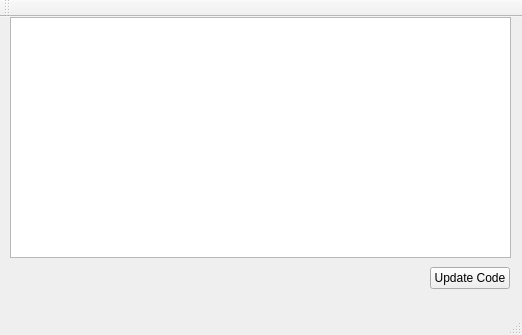
First picture: the form in tools/rpi_updater/mainwindow.ui, repository lpares12/IPoL, before the edit.
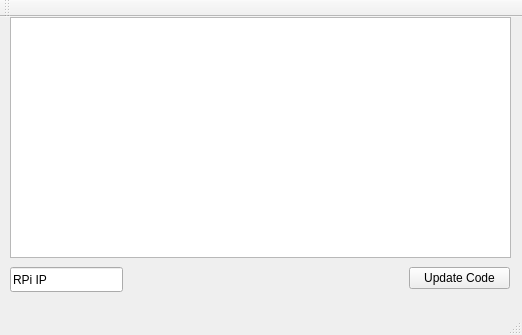
Second picture: the form after the edit. Icons and pictures are not drawn.

Commit message: rpi_updater - Added IP text field + fixed some bugs. Added release.

```diff
--- a/tools/rpi_updater/mainwindow.ui
+++ b/tools/rpi_updater/mainwindow.ui
@@ -10,6 +10,18 @@
     <height>335</height>
    </rect>
   </property>
+  <property name="minimumSize">
+   <size>
+    <width>522</width>
+    <height>335</height>
+   </size>
+  </property>
+  <property name="maximumSize">
+   <size>
+    <width>522</width>
+    <height>335</height>
+   </size>
+  </property>
   <property name="windowTitle">
    <string>MainWindow</string>
   </property>
@@ -27,9 +39,9 @@
    <widget class="QPushButton" name="updateBtn_">
     <property name="geometry">
      <rect>
-      <x>430</x>
+      <x>409</x>
       <y>250</y>
-      <width>80</width>
+      <width>101</width>
       <height>22</height>
      </rect>
     </property>
@@ -37,6 +49,35 @@
      <string>Update Code</string>
     </property>
    </widget>
+   <widget class="QLineEdit" name="ipField_">
+    <property name="geometry">
+     <rect>
+      <x>10</x>
+      <y>250</y>
+      <width>113</width>
+      <height>25</height>
+     </rect>
+    </property>
+    <property name="text">
+     <string>RPi IP</string>
+    </property>
+   </widget>
+   <widget class="QLabel" name="ipHelp_">
+    <property name="geometry">
+     <rect>
+      <x>130</x>
+      <y>257</y>
+      <width>16</width>
+      <height>16</height>
+     </rect>
+    </property>
+    <property name="text">
+     <string/>
+    </property>
+    <property name="pixmap">
+     <pixmap resource="resources/resources.qrc">:/images/info.png</pixmap>
+    </property>
+   </widget>
   </widget>
   <widget class="QMenuBar" name="menuBar">
    <property name="geometry">
```
Left out of the diff: 6 changed lines with no effect on the pictures. The commit also changes 11 other files.
